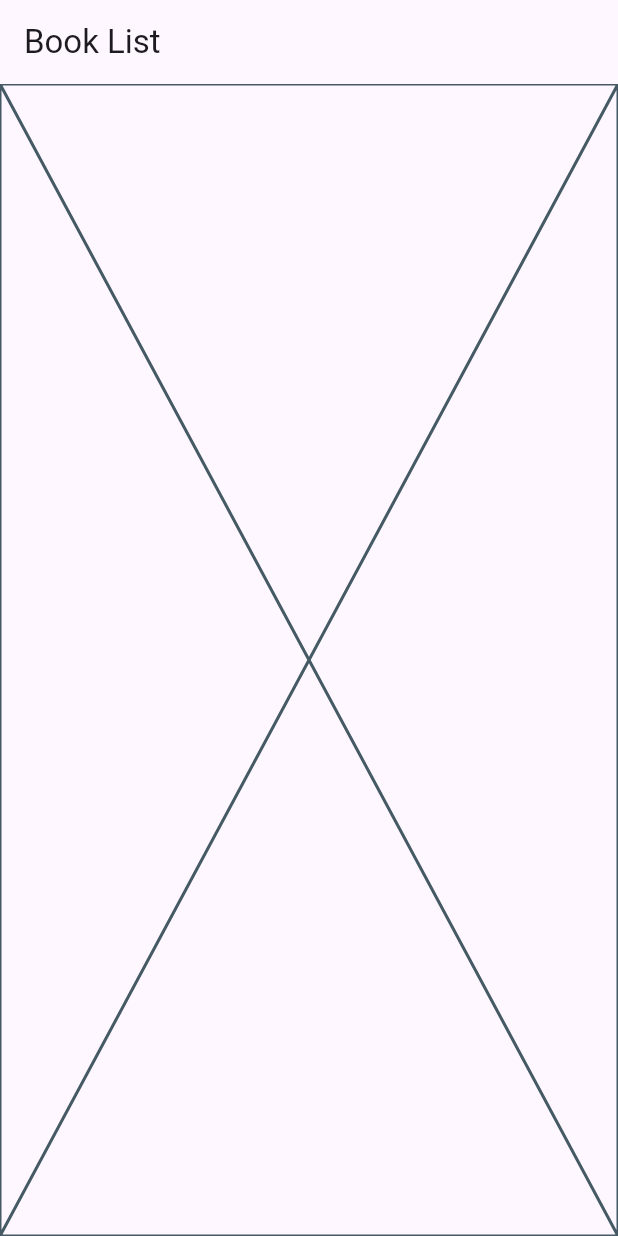
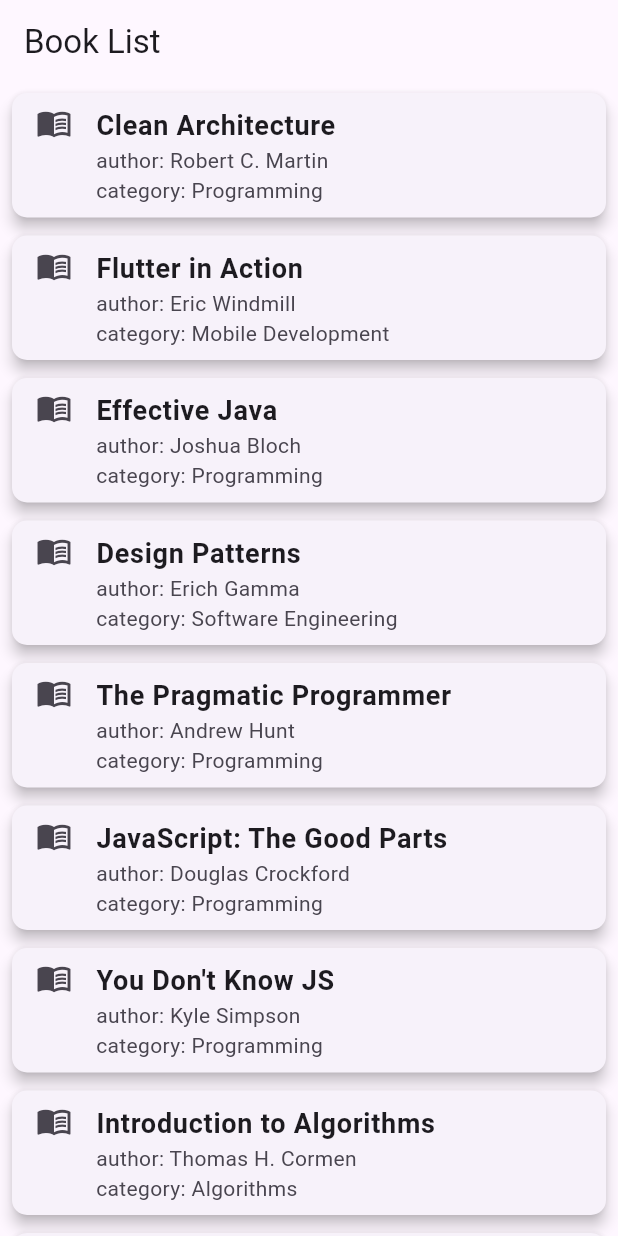
Before and after one commit to Fat-Buu/library, a Flutter app: the screen it shows after launch, on a phone screen of 412 x 824 dp. Run offline on Flutter 3.47's test engine with Material 3 defaults, Android fonts, the phone set to English and light mode, and no system bars; our stand-ins replace flutter_riverpod, riverpod_annotation; generated files the repository leaves out were written again.

Commit message:
create card book

```diff
--- a/client/analysis_options.yaml
+++ b/client/analysis_options.yaml
@@ -26,3 +26,6 @@ linter:
 
 # Additional information about this file can be found at
 # https://dart.dev/guides/language/analysis-options
+analyzer:
+  plugins:
+    - custom_lint
--- a/client/lib/features/books/data/datasources/book_remote_data_source.dart
+++ b/client/lib/features/books/data/datasources/book_remote_data_source.dart
@@ -3,16 +3,124 @@ class BookRemoteDataSource {
     await Future.delayed(Duration(milliseconds: 5000));
     return [
       {
-        'id': '1',
-        'title': 'Clean Architecture',
-        'author': 'Robert C. Martin',
-        'category': 'Programming',
+        "id": "1",
+        "title": "Clean Architecture",
+        "author": "Robert C. Martin",
+        "category": "Programming",
       },
       {
-        'id': '2',
-        'title': 'Flutter in Action',
-        'author': 'Eric Windmill',
-        'category': 'Mobile Development',
+        "id": "2",
+        "title": "Flutter in Action",
+        "author": "Eric Windmill",
+        "category": "Mobile Development",
+      },
+      {
+        "id": "3",
+        "title": "Effective Java",
+        "author": "Joshua Bloch",
+        "category": "Programming",
+      },
+      {
+        "id": "4",
+        "title": "Design Patterns",
+        "author": "Erich Gamma",
+        "category": "Software Engineering",
+      },
+      {
+        "id": "5",
+        "title": "The Pragmatic Programmer",
+        "author": "Andrew Hunt",
+        "category": "Programming",
+      },
+      {
+        "id": "6",
+        "title": "JavaScript: The Good Parts",
+        "author": "Douglas Crockford",
+        "category": "Programming",
+      },
+      {
+        "id": "7",
+        "title": "You Don't Know JS",
+        "author": "Kyle Simpson",
+        "category": "Programming",
+      },
+      {
+        "id": "8",
+        "title": "Introduction to Algorithms",
+        "author": "Thomas H. Cormen",
+        "category": "Algorithms",
+      },
+      {
+        "id": "9",
+        "title": "Cracking the Coding Interview",
+        "author": "Gayle Laakmann McDowell",
+        "category": "Interview Preparation",
+      },
+      {
+        "id": "10",
+        "title": "Refactoring",
+        "author": "Martin Fowler",
+        "category": "Software Engineering",
+      },
+      {
+        "id": "11",
+        "title": "Head First Design Patterns",
+        "author": "Eric Freeman",
+        "category": "Software Engineering",
+      },
+      {
+        "id": "12",
+        "title": "The Clean Coder",
+        "author": "Robert C. Martin",
+        "category": "Programming",
+      },
+      {
+        "id": "13",
+        "title": "Programming Rust",
+        "author": "Jim Blandy",
+        "category": "Programming",
+      },
+      {
+        "id": "14",
+        "title": "Python Crash Course",
+        "author": "Eric Matthes",
+        "category": "Programming",
+      },
+      {
+        "id": "15",
+        "title": "Learning React",
+        "author": "Alex Banks",
+        "category": "Web Development",
+      },
+      {
+        "id": "16",
+        "title": "Eloquent JavaScript",
+        "author": "Marijn Haverbeke",
+        "category": "Programming",
+      },
+      {
+        "id": "17",
+        "title": "Effective Python",
+        "author": "Brett Slatkin",
+        "category": "Programming",
+      },
+      {
+        "id": "18",
+        "title": "Grokking Algorithms",
+        "author": "Aditya Bhargava",
+        "category": "Algorithms",
+      },
+      {
+        "id": "19",
+        "title": "Domain-Driven Design",
+        "author": "Eric Evans",
+        "category": "Software Engineering",
+      },
+      {
+        "id": "20",
+        "title": "The Mythical Man-Month",
+        "author": "Frederick P. Brooks Jr.",
+        "category": "Software Engineering",
       },
     ];
   }
--- a/client/lib/features/books/presentation/views/pages/book_list_screen.dart
+++ b/client/lib/features/books/presentation/views/pages/book_list_screen.dart
@@ -1,19 +1,46 @@
 import 'package:flutter/material.dart';
 import 'package:flutter_riverpod/flutter_riverpod.dart';
 
+import '../../../domain/entities/book.dart';
 import '../../viewmodels/book_list_viewmodel.dart';
+import '../widgets/book_card.dart';
 
-class BookListScreen extends ConsumerWidget {
+class BookListScreen extends ConsumerStatefulWidget {
   const BookListScreen({super.key});
 
   @override
-  Widget build(BuildContext context, WidgetRef ref) {
+  BookListScreenState createState() => BookListScreenState();
+}
+
+class BookListScreenState extends ConsumerState<BookListScreen> {
+  @override
+  void initState() {
+    super.initState();
+  }
+
+  @override
+  Widget build(BuildContext context) {
     final bookState = ref.watch(bookListProvider);
     return Scaffold(
       appBar: AppBar(title: Text("Book List")),
       body: bookState.when(
-        data: (book) => Placeholder(),
-        error: (e, _) => Center(child: Text("พบข้อผิดพลาด")),
+        data: (books) {
+          if (books.isEmpty) {
+            return Center(child: Text("No book"));
+          }
+          return ListView.builder(
+            itemCount: books.length,
+            itemBuilder: (context, index) {
+              Book book = books[index];
+              return BookCard(
+                title: book.title,
+                author: book.author,
+                category: book.category,
+              );
+            },
+          );
+        },
+        error: (e, _) => Center(child: Text("Something error!!")),
         loading: () => Center(child: CircularProgressIndicator()),
       ),
     );
--- /dev/null
+++ b/client/lib/features/books/presentation/views/widgets/book_card.dart
@@ -0,0 +1,35 @@
+import 'package:flutter/material.dart';
+
+class BookCard extends StatelessWidget {
+  final String title;
+  final String author;
+  final String category;
+
+  const BookCard({
+    super.key,
+    required this.title,
+    required this.author,
+    required this.category,
+  });
+
+  @override
+  Widget build(BuildContext context) {
+    return Card(
+      elevation: 4,
+      margin: EdgeInsets.symmetric(horizontal: 8, vertical: 6),
+      shape: RoundedRectangleBorder(borderRadius: BorderRadius.circular(10)),
+      child: ListTile(
+        leading: Icon(Icons.menu_book),
+        title: Text(
+          title,
+          style: TextStyle(fontSize: 18, fontWeight: FontWeight.bold),
+        ),
+        subtitle: Column(
+          crossAxisAlignment: CrossAxisAlignment.start,
+          children: [Text("author: $author"), Text("category: $category")],
+        ),
+        isThreeLine: true,
+      ),
+    );
+  }
+}
--- a/note.txt.txt
+++ b/note.txt.txt
@@ -1,3 +1,4 @@
 flutter pub run build_runner build --delete-conflicting-outputs
+dart run build_runner watch -d
 
 แอป “ห้องสมุด” โดยใช้ Flutter + Riverpod + Clean Architecture + MVVM + Routing + Annotation ใช่ไหมครับ?
```
Also changed, not shown: client/pubspec.yaml (+5 -2 lines), client/pubspec.lock.
